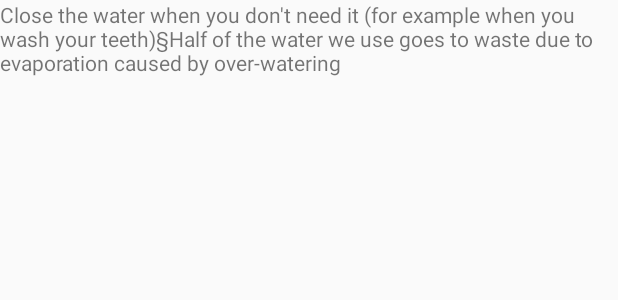
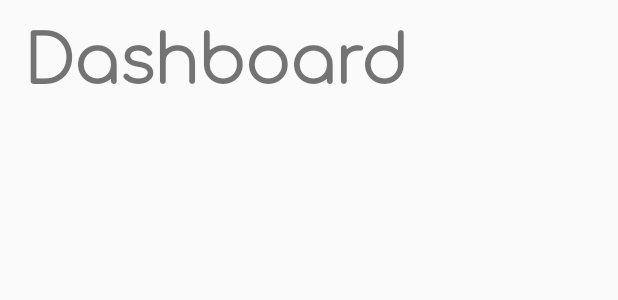
Before and after one commit to franchetti/oneaday-android, an Android app: the layout fragment_dashboard.xml on its own in the app's theme, with its tools: preview values and no code run, on a phone screen of 412 x 824 dp. Shown: the top 300 px of the screen. Run offline under Robolectric (Android 15) with nearby library versions, the phone set to English and light mode, and no system bars.

Commit message:
Setted Comfortaa font for Dashboard title.

```diff
--- a/iterator/src/main/java/gq/emiliodallatorre/oneaday/iterator/MainActivity.kt
+++ b/iterator/src/main/java/gq/emiliodallatorre/oneaday/iterator/MainActivity.kt
@@ -5,7 +5,9 @@ import android.os.Bundle
 import android.support.design.widget.BottomNavigationView
 import android.support.v7.app.AppCompatActivity
 
-class MainActivity : AppCompatActivity(), MainFragment.OnFragmentInteractionListener, DashboardFragment.OnFragmentInteractionListener {
+
+
+class MainActivity: AppCompatActivity(), MainFragment.OnFragmentInteractionListener, DashboardFragment.OnFragmentInteractionListener {
 
     private val mOnNavigationItemSelectedListener = BottomNavigationView.OnNavigationItemSelectedListener { item ->
         val fragmentManager = supportFragmentManager
--- a/iterator/src/main/res/layout/fragment_dashboard.xml
+++ b/iterator/src/main/res/layout/fragment_dashboard.xml
@@ -4,12 +4,21 @@
     android:id="@+id/fragment_dashboard"
     android:layout_width="match_parent"
     android:layout_height="match_parent"
+    android:paddingLeft="16dp"
+    android:paddingRight="16dp"
     tools:context=".MainFragment">
 
-    <!-- TODO: Update blank fragment layout -->
     <TextView
         android:layout_width="match_parent"
-        android:layout_height="match_parent"
-        android:text="@string/d01" />
+        android:layout_height="wrap_content"
+        android:fontFamily="@font/comfortaa_light"
+        android:letterSpacing="0"
+        android:text="@string/title_dashboard"
+        android:textSize="44sp"
+        android:textStyle="bold" />
 
+    <android.support.v7.widget.RecyclerView
+        android:id="@+id/progressList"
+        android:layout_width="match_parent"
+        android:layout_height="match_parent" />
 </FrameLayout>
--- a/iterator/src/main/res/values-v21/styles.xml
+++ b/iterator/src/main/res/values-v21/styles.xml
@@ -9,10 +9,10 @@
         <item name="buttonStyle">@style/RobotoButtonStyle</item>
     </style>
     <style name="RobotoTextViewStyle" parent="android:Widget.TextView">
-        <item name="android:fontFamily">sans-serif</item>
+        <item name="android:fontFamily">@font/roboto_regular</item>
     </style>
 
     <style name="RobotoButtonStyle" parent="android:Widget.Holo.Button">
-        <item name="android:fontFamily">sans-serif-light</item>
+        <item name="android:fontFamily">@font/roboto_regular</item>
     </style>
 </resources>
```
Also changed, not shown: iterator/src/main/res/font/comfortaa_light.ttf (added).
